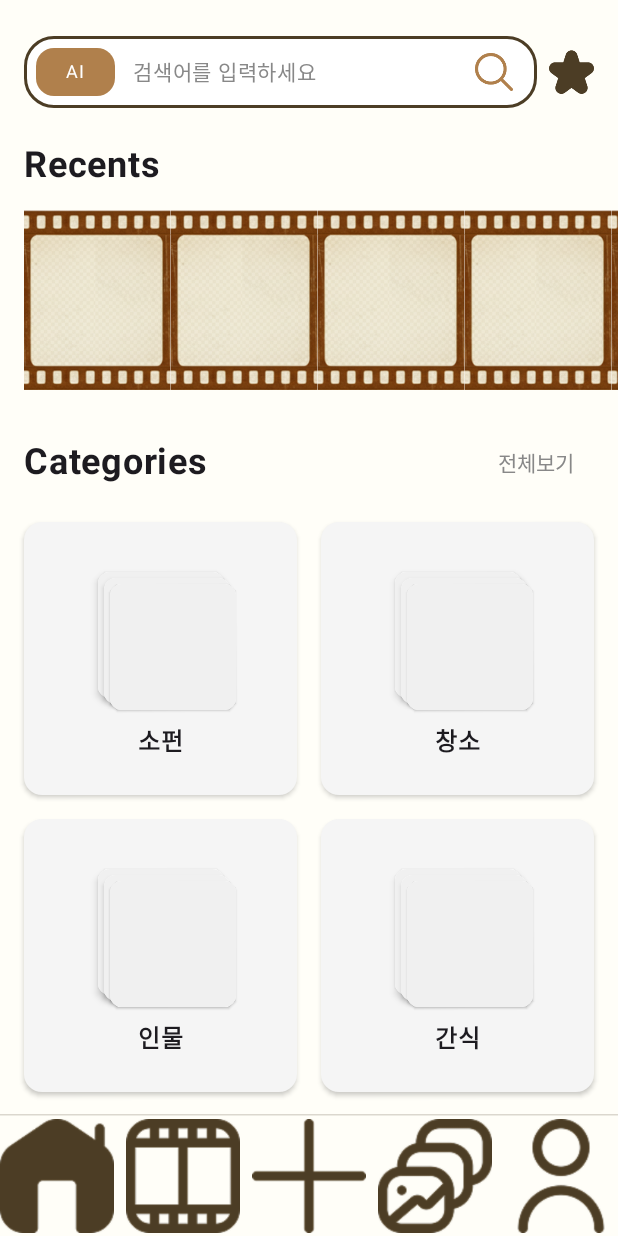
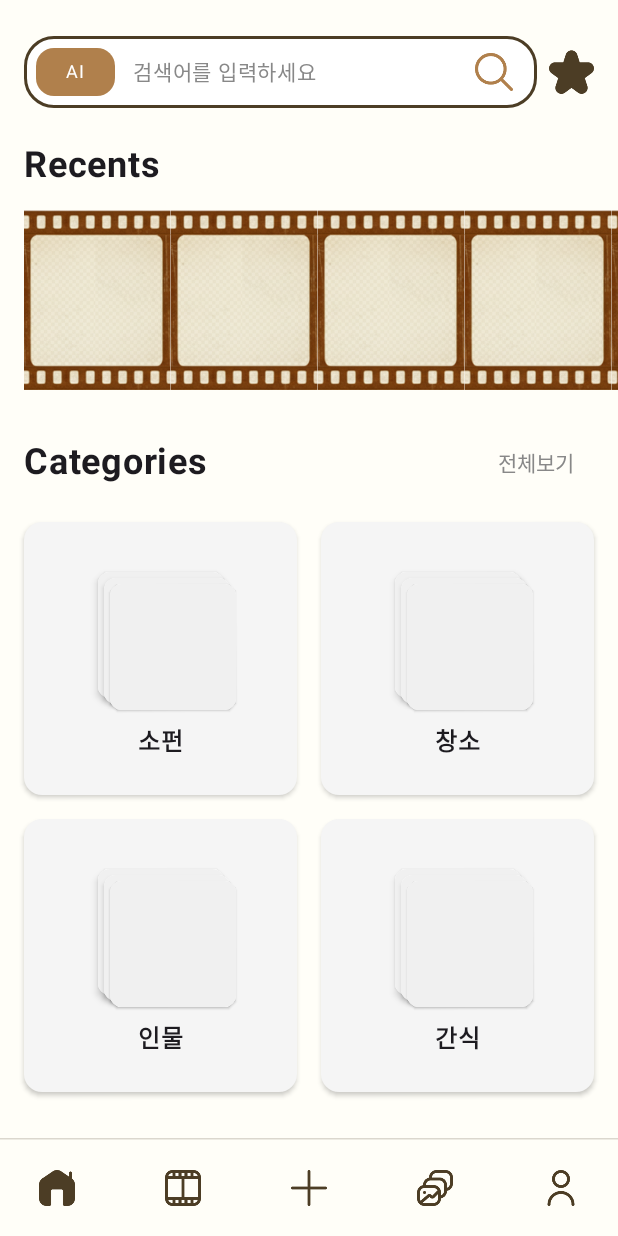
Before and after one commit to SongJungHyun1004/POLA, an Android app built with Jetpack Compose: the screen it shows after launch (MainActivity), after a tap on "🔍 Google로 시작하기", on a phone screen of 412 x 824 dp. Run offline under Robolectric (Android 15) with nearby library versions, the phone set to English and light mode, and no system bars; our stand-ins replace Dagger/Hilt's generated code.

Commit message:
Feat: Bottom navigation bar 및 아이콘 크기 조절

```diff
--- a/mobile/Pola/app/src/main/java/com/jinjinjara/pola/presentation/ui/screen/MainScreen.kt
+++ b/mobile/Pola/app/src/main/java/com/jinjinjara/pola/presentation/ui/screen/MainScreen.kt
@@ -1,7 +1,11 @@
 package com.jinjinjara.pola.presentation.ui.screen
 
+import androidx.compose.foundation.layout.Box
 import androidx.compose.foundation.layout.Column
+import androidx.compose.foundation.layout.fillMaxSize
+import androidx.compose.foundation.layout.height
 import androidx.compose.foundation.layout.padding
+import androidx.compose.foundation.layout.size
 import androidx.compose.material3.HorizontalDivider
 import androidx.compose.material3.Icon
 import androidx.compose.material3.MaterialTheme
@@ -11,6 +15,7 @@
 import androidx.compose.material3.Scaffold
 import androidx.compose.runtime.Composable
 import androidx.compose.runtime.getValue
+import androidx.compose.ui.Alignment
 import androidx.compose.ui.Modifier
 import androidx.compose.ui.graphics.Color
 import androidx.compose.ui.res.painterResource
@@ -48,6 +53,7 @@
                     color = MaterialTheme.colorScheme.tertiary.copy(alpha = 0.2f)
                 )
                 NavigationBar(
+                    modifier = Modifier.height(64.dp),
                     containerColor = MaterialTheme.colorScheme.background
                 ) {
                     BottomNavItem.items.forEach { item ->
@@ -57,13 +63,19 @@
 
                         NavigationBarItem(
                             icon = {
+                                Box(
+                                    modifier = Modifier.size(24.dp),
+                                    contentAlignment = Alignment.Center
+                                ) {
                                     Icon(
                                         painter = painterResource(
                                             id = if (selected) item.selectedIcon else item.icon
                                         ),
                                         contentDescription = item.title,
-                                    tint = Color.Unspecified
+                                        tint = Color.Unspecified,
+                                        modifier = Modifier.fillMaxSize()
                                     )
+                                }
                             },
                             selected = selected,
                             onClick = {
```
Lines whose indentation alone changed are shown as unchanged.
